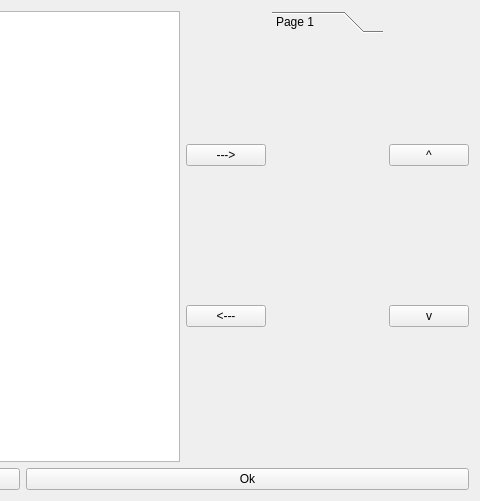
First picture: the form in src/logfilemerger.ui, repository ratelware/logan, before the edit; both pictures show x 435 to 915 and y 0 to 501 of the 915 by 501 pixel window.
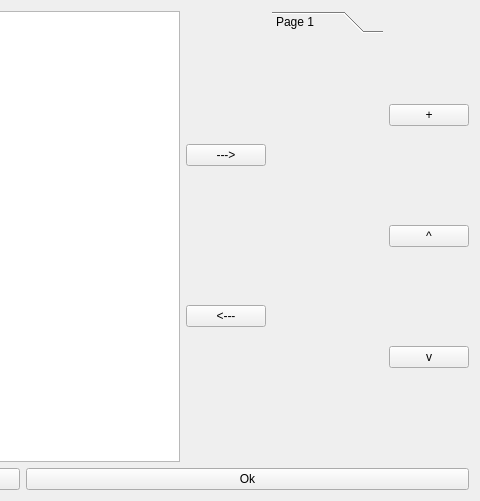
Second picture: the form after the edit.

What changed in the file:
```diff
--- a/src/logfilemerger.ui
+++ b/src/logfilemerger.ui
@@ -109,6 +109,13 @@
      </item>
      <item>
       <layout class="QVBoxLayout" name="verticalLayout_4">
+       <item>
+        <widget class="QPushButton" name="addNewTab">
+         <property name="text">
+          <string>+</string>
+         </property>
+        </widget>
+       </item>
        <item>
         <widget class="QPushButton" name="fileUp">
          <property name="text">
```
